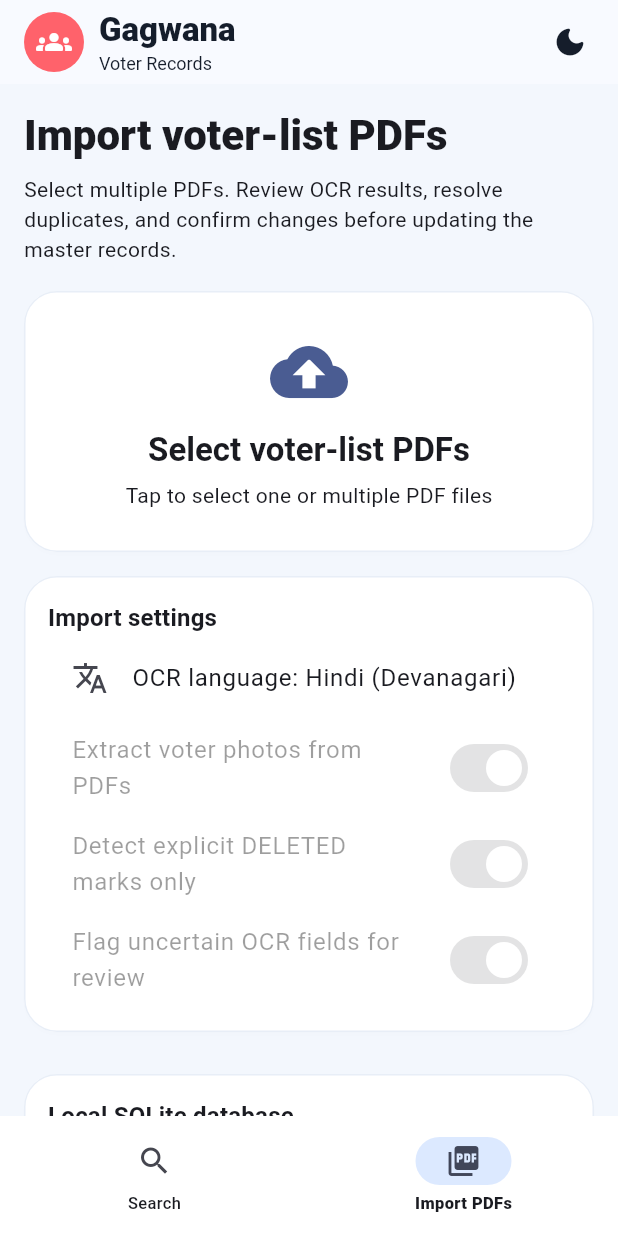
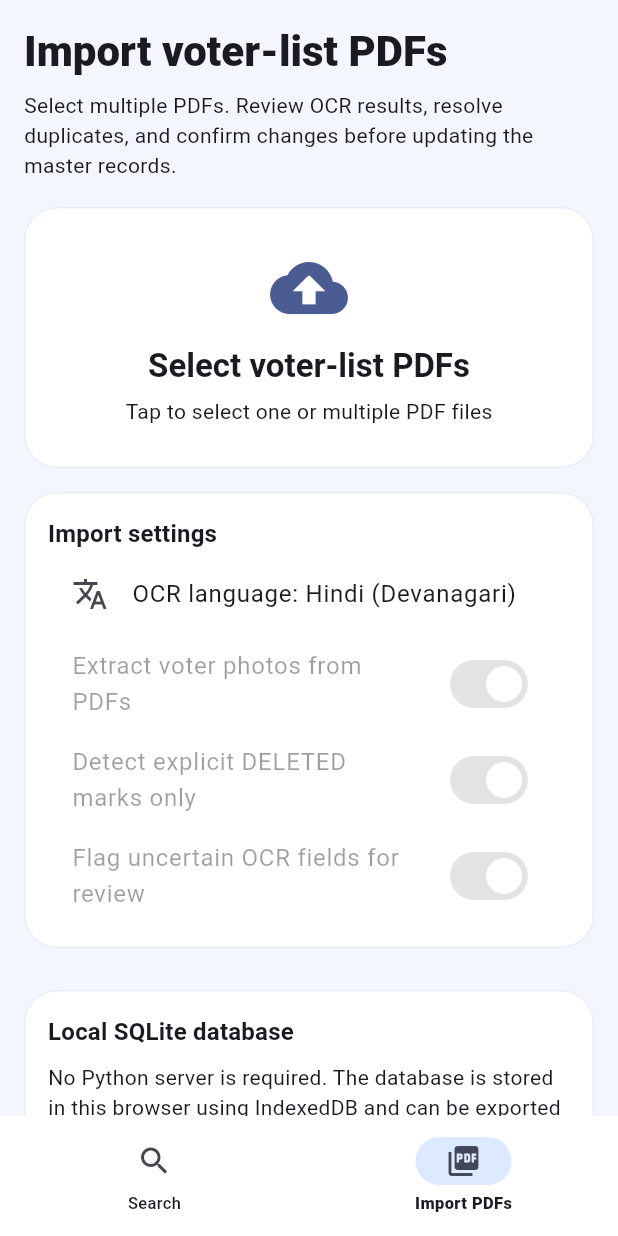
Before and after one commit to amzy/Gagwana-Voter-Records, a Flutter app: the screen it shows after launch, item 2 of the bottom bar chosen, on a phone screen of 412 x 824 dp. Run offline on Flutter 3.47's test engine with Material 3 defaults, Android fonts, the phone set to English and light mode, and no system bars; our stand-ins replace file_picker, flutter_svg; missing offline and left inert: dart:js_interop.

Commit message:
Polish home navigation and recent voter list interactions

```diff
--- a/lib/main.dart
+++ b/lib/main.dart
@@ -151,6 +151,7 @@ class HomePage extends StatefulWidget {
 class _HomePageState extends State<HomePage> {
   final search = TextEditingController();
   int tab = 0;
+  bool showAllHomeRecords = false;
   String ward = 'All wards', status = 'All records';
   final List<PlatformFile> selectedPdfs = [];
   bool uploading = false;
@@ -481,21 +482,6 @@ class _HomePageState extends State<HomePage> {
     final wide = MediaQuery.sizeOf(context).width >= 850;
     final dark = Theme.of(context).brightness == Brightness.dark;
     return Scaffold(
-      appBar: AppBar(
-        title: const Row(children: [
-          CircleAvatar(backgroundColor: Color(0xFFFF626B), child: Icon(Icons.groups_rounded, color: Colors.white)),
-          SizedBox(width: 10),
-          Column(crossAxisAlignment: CrossAxisAlignment.start, children: [
-            Text('Gagwana', style: TextStyle(fontWeight: FontWeight.w800)),
-            Text('Voter Records', style: TextStyle(fontSize: 12)),
-          ]),
-        ]),
-        actions: [IconButton(
-          tooltip: dark ? 'Light mode' : 'Dark mode',
-          onPressed: () => widget.onTheme(!dark),
-          icon: Icon(dark ? Icons.light_mode_rounded : Icons.dark_mode_rounded)),
-          const SizedBox(width: 8)],
-      ),
       body: Row(children: [
         if (wide) NavigationRail(
           selectedIndex: tab, onDestinationSelected: (v) => setState(() => tab = v),
@@ -747,11 +733,12 @@ class _HomePageState extends State<HomePage> {
             ]),
           ))
         else
-          ...shown.take(showingResults ? shown.length : 12).map(recordCard),
+          ...shown.take(showingResults || showAllHomeRecords ? shown.length : 12).map(recordCard),
         if (!showingResults && shown.length > 12)
           Center(child: TextButton.icon(
-            onPressed: () => setState(() { status = 'All records'; }),
-            icon: const Icon(Icons.expand_more_rounded), label: Text('और ${shown.length - 12} रिकॉर्ड देखें'),
+            onPressed: () => setState(() => showAllHomeRecords = !showAllHomeRecords),
+            icon: Icon(showAllHomeRecords ? Icons.expand_less_rounded : Icons.expand_more_rounded),
+            label: Text(showAllHomeRecords ? 'कम रिकॉर्ड दिखाएँ' : 'और ${shown.length - 12} रिकॉर्ड देखें'),
           )),
       ],
     );
```
